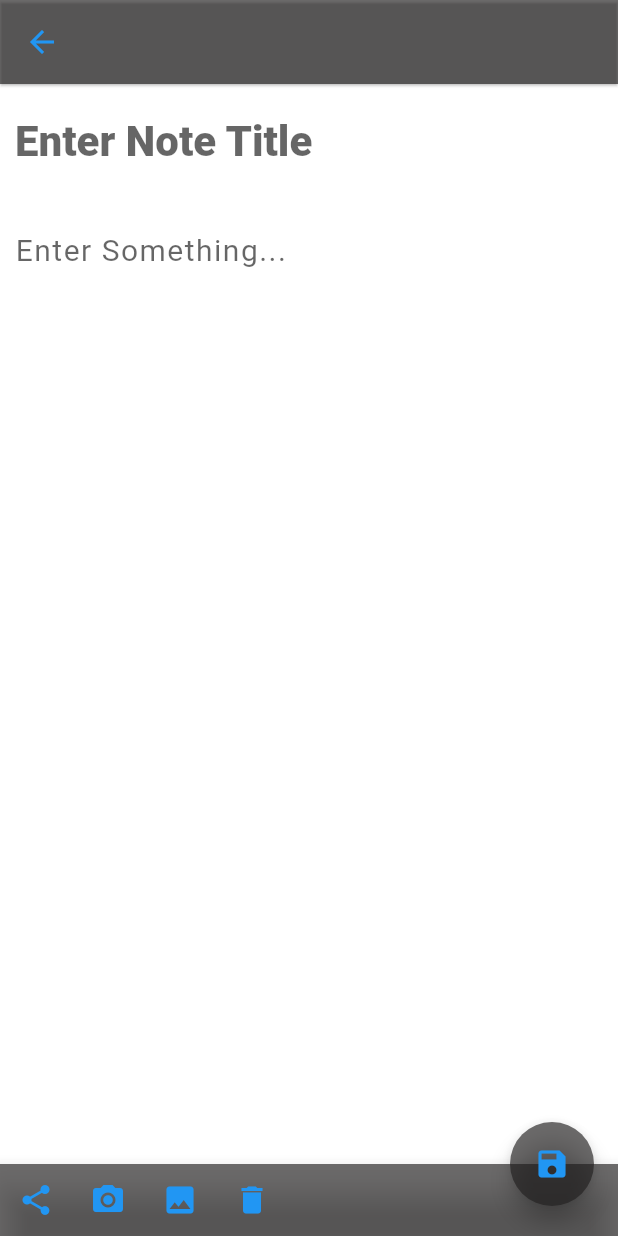
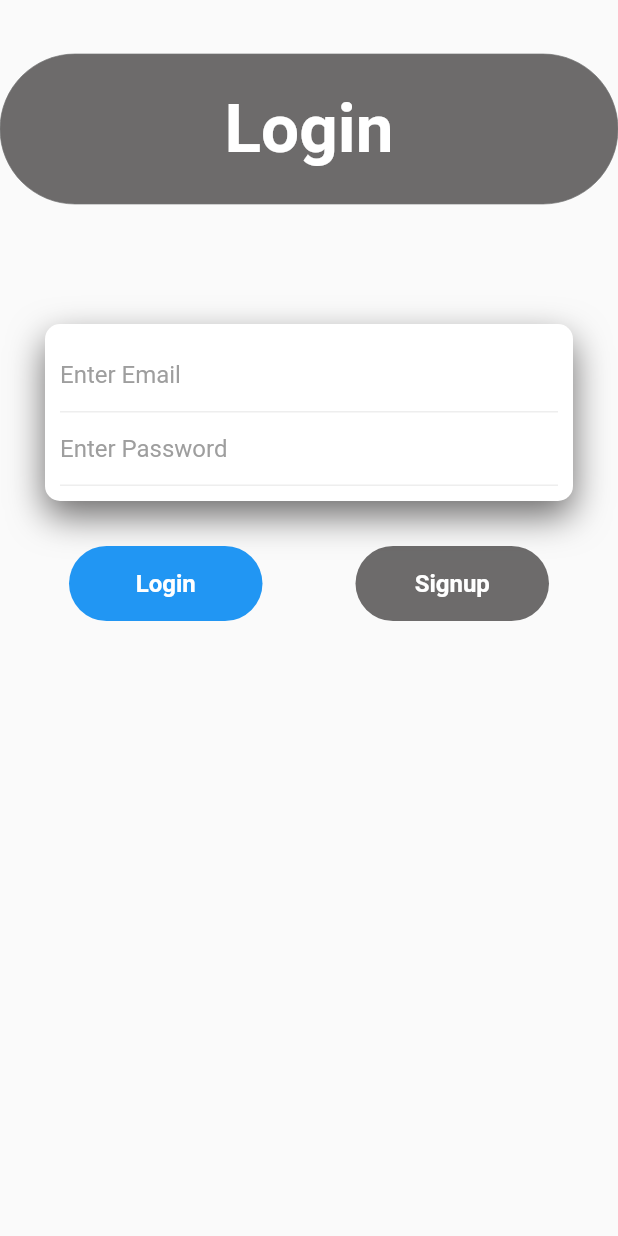
Before and after one commit to zainiftikhar20/note_taking_flutter_app, a Flutter app: the screen it shows after launch, after a tap on the "add" icon, on a phone screen of 412 x 824 dp. Run offline on Flutter 3.47's test engine with Material 2 defaults, Android fonts, the phone set to English and light mode, and no system bars; our stand-ins replace google_fonts, image_picker, sqflite; missing offline and left inert: flutter_share; accounts and stored records are empty.

Commit message:
Login Page Added

```diff
--- /dev/null
+++ b/lib/Login_Page.dart
@@ -0,0 +1,145 @@
+import 'package:flutter/cupertino.dart';
+import 'package:flutter/material.dart';
+import 'Utilities/Constants.dart';
+
+// ignore: camel_case_types
+class Login_Page extends StatefulWidget {
+  @override
+  _Login_PageState createState() => _Login_PageState();
+}
+
+// ignore: camel_case_types
+class _Login_PageState extends State<Login_Page> {
+  @override
+  Widget build(BuildContext context) {
+    return Scaffold(
+      body: Container(
+        padding: EdgeInsets.symmetric(vertical: 36),
+        child: Column(
+          children: [
+            Container(
+              decoration: BoxDecoration(
+                borderRadius: BorderRadius.circular(56.0),
+                color: const Color(0xa6211f1f),
+                border: Border.all(width: 0.0, color: const Color(0xa6707070)
+                ),
+              ),
+              height: 100,
+              width: double.infinity,
+
+              child: Column(
+                mainAxisAlignment: MainAxisAlignment.center,
+                children: [
+                  Text(
+                    'Login',
+                    style: headerNotesStyle,
+                  ),
+                ],
+              ),
+            ),
+            Expanded(
+              child: Container(
+                padding: EdgeInsets.all(20),
+                child: Padding(
+                  padding: EdgeInsets.all(10),
+                  child: Column(
+                    children: [
+                      SizedBox(height: 50,),
+                      Container(
+                        padding: EdgeInsets.all(10),
+                        decoration: BoxDecoration(
+                            color: Colors.white,
+                            borderRadius: BorderRadius.circular(10),
+                            boxShadow: [BoxShadow(
+                                color: const Color(0xa6211f1f),
+                                blurRadius: 20,
+                                offset: Offset(0, 10)
+                            )]
+                        ),
+                        child: Column(
+                          children: [
+                            Container(
+                              padding: EdgeInsets.all(00),
+                              decoration: BoxDecoration(
+                                  border: Border(bottom: BorderSide(color: Colors.grey[200]))
+                              ),
+                              child: TextField(
+                                decoration: InputDecoration(
+                                    hintText: 'Enter Email',
+                                    hintStyle: TextStyle(color: Colors.grey),
+                                    border: InputBorder.none
+                                ),
+                              ),
+
+                            ),
+                            Container(
+                              padding: EdgeInsets.all(00),
+                              decoration: BoxDecoration(
+                                  border: Border(bottom: BorderSide(color: Colors.grey[200]))
+                              ),
+                              child: TextField(
+                                decoration: InputDecoration(
+                                    hintText: 'Enter Password',
+                                    hintStyle: TextStyle(color: Colors.grey),
+                                    border: InputBorder.none
+                                ),
+                              ),
+                            ),
+                          ],
+                        ),
+                      ),
+
+
+                      SizedBox(height: 30,),
+                      Row(
+                        children: [
+                          Expanded(
+                            child: FlatButton(
+                              onPressed: (){},
+                              child: Container(
+                                height: 50,
+                                decoration: BoxDecoration(
+                                  borderRadius: BorderRadius.circular(50),
+                                  color: Colors.blue,
+                                ),
+                                child: Center(
+                                  child: Text("Login", style: TextStyle(color: Colors.white,fontSize: 16,fontWeight: FontWeight.bold),),
+                                ),
+                              ),
+                            ),
+
+                          ),
+
+                          SizedBox(width: 30,),
+                          Expanded(
+                            child: FlatButton(
+                              onPressed: (){},
+                              child: Container(
+                                height: 50,
+                                decoration: BoxDecoration(
+                                  borderRadius: BorderRadius.circular(50),
+                                  color: const Color(0xa6211f1f),
+                                ),
+                                child: Center(
+                                  child: Text("Signup", style: TextStyle(color: Colors.white,fontSize: 16,fontWeight: FontWeight.bold),),
+                                ),
+                              ),
+                            ),
+
+                          )
+
+                        ],
+                      )
+                    ],
+                  ),
+
+
+                ),
+              ),
+            ),
+          ],
+        ),
+      ),
+    );
+  }
+}
--- a/lib/Screen_Folder/Note_Edit_Screen.dart
+++ b/lib/Screen_Folder/Note_Edit_Screen.dart
@@ -30,8 +30,6 @@ class _Note_Edit_ScreenState extends State<Note_Edit_Screen> {
   int id;
   FloatingActionButtonLocation _fabLocation =
       FloatingActionButtonLocation.endDocked;
-  // bool _isBottomBarNotched = false;
-  // bool _isFabMini = false;
 
   @override
   void didChangeDependencies() {
--- a/lib/Screen_Folder/Note_List_Screen.dart
+++ b/lib/Screen_Folder/Note_List_Screen.dart
@@ -3,6 +3,7 @@ import 'package:note_taking_flutter_app/DB_Helper/Note_Provider.dart';
 import 'package:note_taking_flutter_app/Utilities/Constants.dart';
 import 'package:note_taking_flutter_app/Widgets_Folder/List_Items.dart';
 import 'package:provider/provider.dart';
+import '../Login_Page.dart';
 import 'Note_Edit_Screen.dart';
 
 // ignore: camel_case_types
@@ -13,12 +14,13 @@ class Note_List_Screen extends StatefulWidget {
 
 // ignore: camel_case_types
 class _Note_List_ScreenState extends State<Note_List_Screen> {
+
   @override
   Widget build(BuildContext context) {
     return FutureBuilder(
-        future: Provider.of<Note_Provider>(context,listen:false).getNotes(),
-        builder: (context,snapshot){
-          if(snapshot.connectionState== ConnectionState.waiting){
+        future: Provider.of<Note_Provider>(context, listen: false).getNotes(),
+        builder: (context, snapshot) {
+          if (snapshot.connectionState == ConnectionState.waiting) {
             return Scaffold(
               body: Center(
                 child: CircularProgressIndicator(),
@@ -26,7 +28,7 @@ class _Note_List_ScreenState extends State<Note_List_Screen> {
             );
           }
           else {
-            if(snapshot.connectionState==ConnectionState.done){
+            if (snapshot.connectionState == ConnectionState.done) {
               return Scaffold(
                 body: Consumer<Note_Provider>(
                   child: noNotesUI(context),
@@ -35,25 +37,23 @@ class _Note_List_ScreenState extends State<Note_List_Screen> {
                       ? child
                       : ListView.builder(
                     itemCount: noteprovider.items.length + 1,
-                        itemBuilder: (context, index)
-                        {
-                          if (index == 0)
-                          {
+                    itemBuilder: (context, index) {
+                      if (index == 0) {
                         return header();
                       }
-                          else
-                          {
+                      else {
                         final i = index - 1;
                         final item = noteprovider.items[i];
                         return Dismissible(key: Key('$item'),
-                          onDismissed: (direction){
+                          onDismissed: (direction) {
                             setState(() {
                               Provider.of<Note_Provider>(context, listen: false)
                                   .deleteNote(item.id);
                               // item.removeAt(i);
                             });
                             Scaffold.of(context)
-                                .showSnackBar(SnackBar(content: Text("Deleted Successfully ")));
+                                .showSnackBar(SnackBar(
+                                content: Text("Deleted Successfully ")));
                           },
                           background: Container(color: const Color(0xa6211f1f),
                           ),
@@ -71,8 +71,9 @@ class _Note_List_ScreenState extends State<Note_List_Screen> {
                 ),
                 floatingActionButton: FloatingActionButton(
                   backgroundColor: const Color(0xa6211f1f),
-                  onPressed:(){
-                    goToNoteEditScreen(context);
+                  onPressed: () {
+                    //goToNoteEditScreen(context);
+                    Navigator.push(context, new MaterialPageRoute(builder: (context) => new Login_Page()));
                   },
 
                   child: Icon(Icons.add, color: Colors.blue,),
@@ -86,6 +87,7 @@ class _Note_List_ScreenState extends State<Note_List_Screen> {
 
     );
   }
+
   Widget header() {
     return
       Container(
@@ -100,6 +102,7 @@ class _Note_List_ScreenState extends State<Note_List_Screen> {
         width: double.infinity,
 
         child: Column(
+
           mainAxisAlignment: MainAxisAlignment.center,
           children: [
             Text(
@@ -114,6 +117,7 @@ class _Note_List_ScreenState extends State<Note_List_Screen> {
         ),
       );
   }
+
 
   noNotesUI(BuildContext context) {
     return ListView(
@@ -144,7 +148,7 @@ class _Note_List_ScreenState extends State<Note_List_Screen> {
                   children: [
                     TextSpan(text: 'No Notes available\n',
                       style: TextStyle(color: Colors.white),
-                    ),//touching Blue Button
+                    ), //touching Blue Button
 
                     TextSpan(text: 'Create Notes by pressing\n ',
                       style: TextStyle(color: Colors.white),),
@@ -161,6 +165,7 @@ class _Note_List_ScreenState extends State<Note_List_Screen> {
       ],
     );
   }
+
   void goToNoteEditScreen(BuildContext context) {
     Navigator.of(context).pushNamed(Note_Edit_Screen.route);
   }
--- a/lib/float.dart
+++ b/lib/Screen_Folder/SplashScreen.dart
@@ -1,15 +1,15 @@
 import 'dart:async';
 import 'package:flutter/material.dart';
-import 'main.dart';
+import '../main.dart';
 
 
 
-class MyHomePage extends StatefulWidget {
+class Splash extends StatefulWidget {
   @override
-  _MyHomePageState createState() => _MyHomePageState();
+  _SplashState createState() => _SplashState();
 }
 
-class _MyHomePageState extends State<MyHomePage> {
+class _SplashState extends State<Splash> {
   @override
   void initState() {
     super.initState();
--- a/lib/main.dart
+++ b/lib/main.dart
@@ -5,7 +5,7 @@ import 'DB_Helper/Note_Provider.dart';
 import 'Screen_Folder/Note_Edit_Screen.dart';
 import 'Screen_Folder/Note_List_Screen.dart';
 import 'Screen_Folder/Note_View_Screen.dart';
-import 'float.dart';
+import 'Screen_Folder/SplashScreen.dart';
 void main() {
   runApp(SplashScreen());
 }
@@ -17,7 +17,7 @@ class SplashScreen extends StatelessWidget {
       theme: ThemeData(
         primarySwatch: Colors.green,
       ),
-      home: MyHomePage(),
+      home: Splash(),
       debugShowCheckedModeBanner: false,
     );
   }
--- a/pubspec.yaml
+++ b/pubspec.yaml
@@ -41,6 +41,7 @@ dependencies:
 dev_dependencies:
   flutter_test:
     sdk: flutter
+  dio: 1.0.0
 
 # For information on the generic Dart part of this file, see the
 # following page: https://dart.dev/tools/pub/pubspec
```
Also changed, not shown: pubspec.lock. Lines whose indentation alone changed are shown as unchanged.
